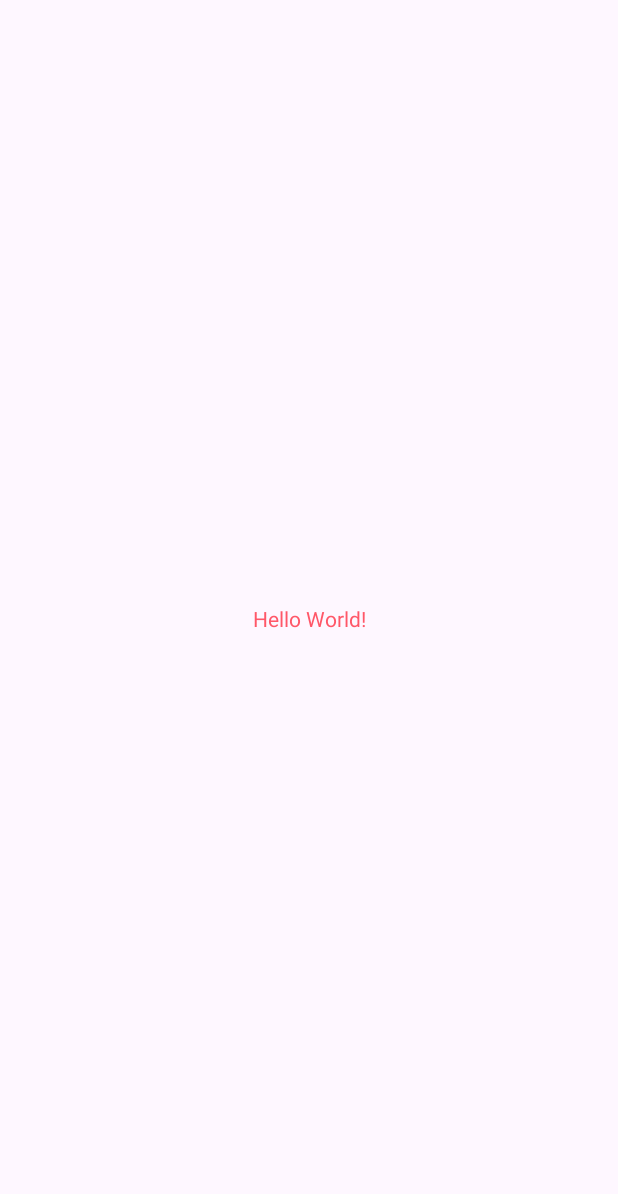
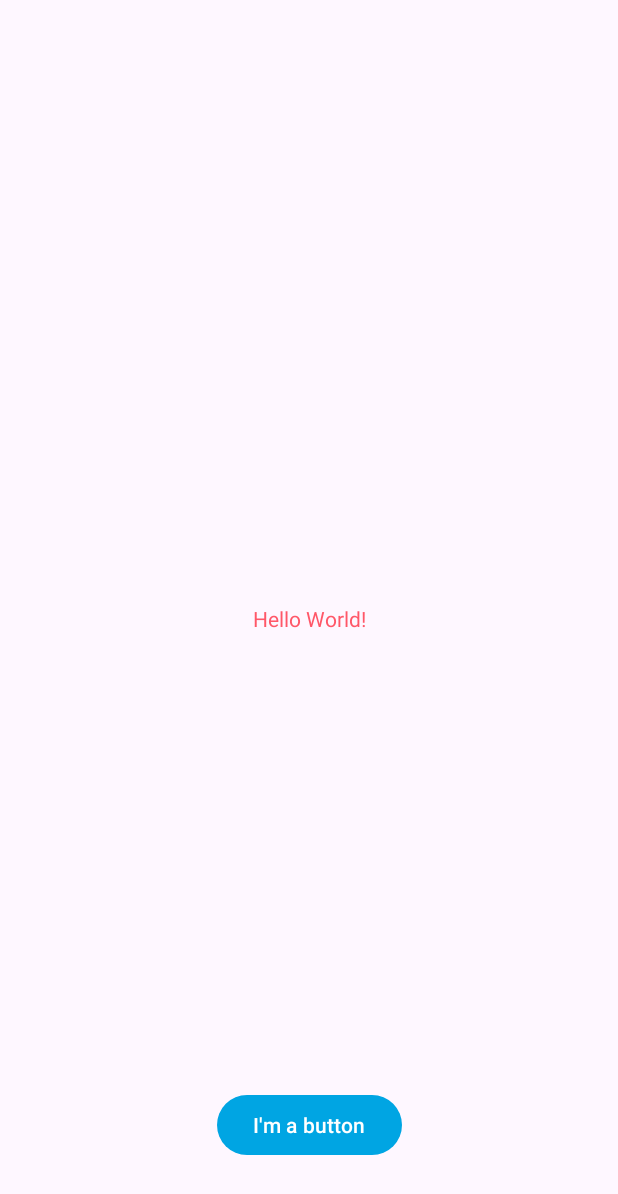
Before and after one commit to andresporrasdev/AndresAndroid, an Android app: the screen it shows after launch (MainActivity), on a phone screen of 412 x 824 dp. Before the commit the part shown is almost empty. Shown: the top 1194 px of the screen. Run offline under Robolectric (Android 15) with nearby library versions, the phone set to English and light mode, and no system bars.

Commit message:
Button added and French Language support

```diff
--- a/app/src/main/res/layout/activity_main.xml
+++ b/app/src/main/res/layout/activity_main.xml
@@ -9,10 +9,20 @@
     <TextView
         android:layout_width="wrap_content"
         android:layout_height="wrap_content"
-        android:text="Hello World!"
+        android:text="@string/hello_message"
         app:layout_constraintBottom_toBottomOf="parent"
         app:layout_constraintEnd_toEndOf="parent"
         app:layout_constraintStart_toStartOf="parent"
         app:layout_constraintTop_toTopOf="parent" />
 
+    <Button
+        android:layout_width="wrap_content"
+        android:layout_height="wrap_content"
+        android:layout_marginBottom="50dp"
+        android:text="@string/button_message"
+        app:layout_constraintBottom_toBottomOf="parent"
+        app:layout_constraintEnd_toEndOf="parent"
+        app:layout_constraintHorizontal_bias="0.5"
+        app:layout_constraintStart_toStartOf="parent"></Button>
+
 </androidx.constraintlayout.widget.ConstraintLayout>
--- a/app/src/main/res/values/strings.xml
+++ b/app/src/main/res/values/strings.xml
@@ -1,3 +1,5 @@
 <resources>
     <string name="app_name">AndresAndroid</string>
+    <string name="hello_message">Hello World!</string>
+    <string name="button_message">I\'m a button</string>
 </resources>
```
Also changed, not shown: 1 other file.
